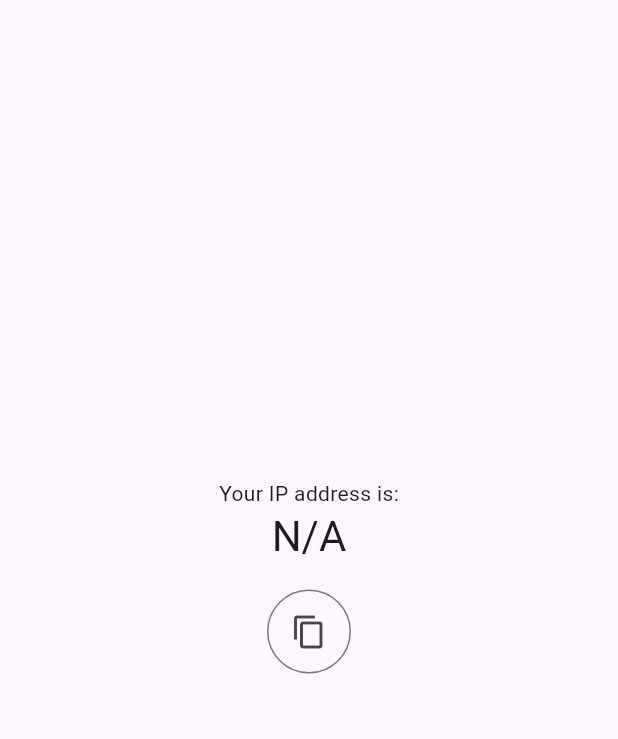
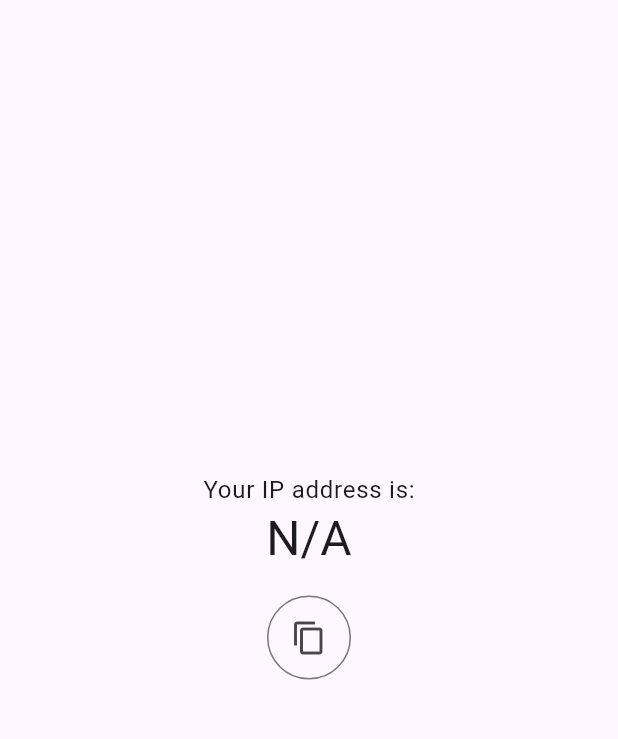
Before and after one commit to unix14/whats_my_ip, a Flutter app: the screen it shows after launch, on a phone screen of 412 x 824 dp, the part 84-823 px from its top. Run offline on Flutter 3.47's test engine with Material 3 defaults, Android fonts, the phone set to English and light mode, and no system bars; missing offline and left inert: dart_ipify.

Commit message:
change style
changing text sizes

```diff
--- a/lib/main.dart
+++ b/lib/main.dart
@@ -59,12 +59,13 @@ class _MyHomePageState extends State<MyHomePage> {
         child: Column(
           mainAxisAlignment: MainAxisAlignment.center,
           children: <Widget>[
-            const Text(
+            Text(
               'Your IP address is:',
+              style: Theme.of(context).textTheme.bodyLarge,
             ),
             Text(
               currentIp,
-              style: Theme.of(context).textTheme.headlineMedium,
+              style: Theme.of(context).textTheme.headlineLarge,
             ),
             Padding(
               padding: const EdgeInsets.only(top: 18),
```
